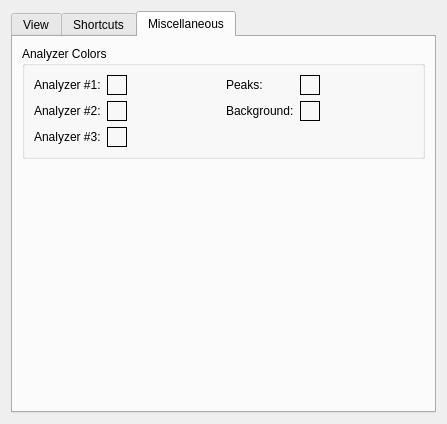
Qt form qmmp-plugin-pack/src/Ui/qsui/forms/qsuisettings.ui (djdron/qmmp) before a commit.
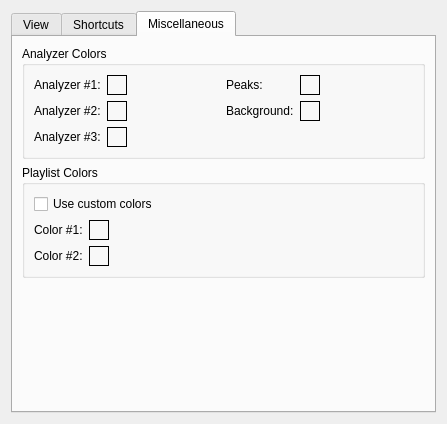
The same form after that commit. The open tabs and pages were chosen to show the change. Custom widgets are drawn as their Qt base class.

Commit message: qsui: prepare for color settings implementation

Diff of the .ui file:
```diff
--- a/qmmp-plugin-pack/src/Ui/qsui/forms/qsuisettings.ui
+++ b/qmmp-plugin-pack/src/Ui/qsui/forms/qsuisettings.ui
@@ -472,6 +472,99 @@
          </layout>
         </widget>
        </item>
+       <item>
+        <widget class="QGroupBox" name="groupBox_3">
+         <property name="title">
+          <string>Playlist Colors</string>
+         </property>
+         <layout class="QGridLayout" name="gridLayout_5">
+          <item row="0" column="0" colspan="3">
+           <widget class="QCheckBox" name="plCustomColorsCheckBox">
+            <property name="text">
+             <string>Use custom colors</string>
+            </property>
+           </widget>
+          </item>
+          <item row="1" column="0">
+           <widget class="QLabel" name="label_7">
+            <property name="text">
+             <string>Color #1:</string>
+            </property>
+           </widget>
+          </item>
+          <item row="1" column="1">
+           <widget class="ColorWidget" name="plColor1">
+            <property name="sizePolicy">
+             <sizepolicy hsizetype="Fixed" vsizetype="Fixed">
+              <horstretch>0</horstretch>
+              <verstretch>0</verstretch>
+             </sizepolicy>
+            </property>
+            <property name="minimumSize">
+             <size>
+              <width>20</width>
+              <height>20</height>
+             </size>
+            </property>
+            <property name="maximumSize">
+             <size>
+              <width>20</width>
+              <height>20</height>
+             </size>
+            </property>
+            <property name="frameShape">
+             <enum>QFrame::Box</enum>
+            </property>
+           </widget>
+          </item>
+          <item row="2" column="0">
+           <widget class="QLabel" name="label_8">
+            <property name="text">
+             <string>Color #2:</string>
+            </property>
+           </widget>
+          </item>
+          <item row="2" column="1">
+           <widget class="ColorWidget" name="plColor2">
+            <property name="sizePolicy">
+             <sizepolicy hsizetype="Fixed" vsizetype="Fixed">
+              <horstretch>0</horstretch>
+              <verstretch>0</verstretch>
+             </sizepolicy>
+            </property>
+            <property name="minimumSize">
+             <size>
+              <width>20</width>
+              <height>20</height>
+             </size>
+            </property>
+            <property name="maximumSize">
+             <size>
+              <width>20</width>
+              <height>20</height>
+             </size>
+            </property>
+            <property name="frameShape">
+             <enum>QFrame::Box</enum>
+            </property>
+           </widget>
+          </item>
+          <item row="1" column="2" rowspan="2">
+           <spacer name="horizontalSpacer_5">
+            <property name="orientation">
+             <enum>Qt::Horizontal</enum>
+            </property>
+            <property name="sizeHint" stdset="0">
+             <size>
+              <width>304</width>
+              <height>43</height>
+             </size>
+            </property>
+           </spacer>
+          </item>
+         </layout>
+        </widget>
+       </item>
        <item>
         <spacer name="verticalSpacer_2">
          <property name="orientation">
```
Left out of the diff: 2 changed lines with no effect on the pictures.
